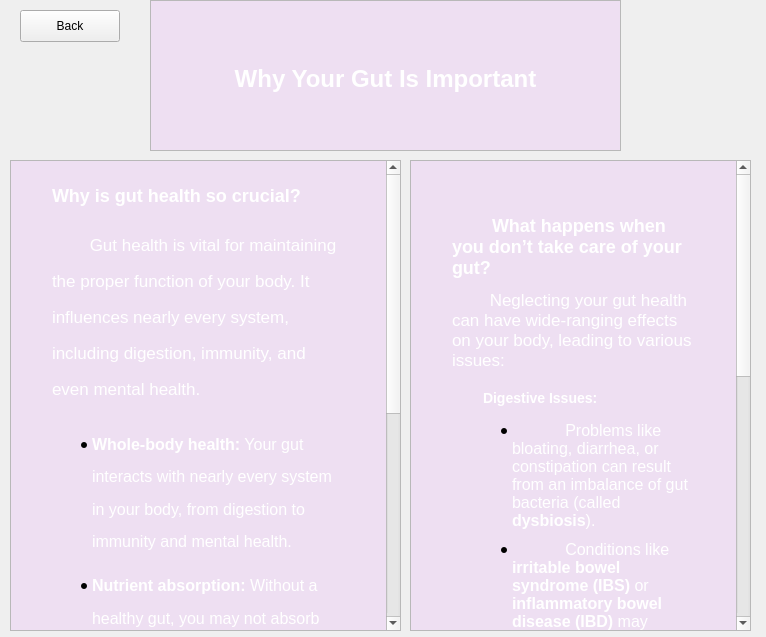
Qt form A8EduApp/whyguthealthwidget.ui (University-of-Utah-CS3505/a9-edu-app-f24-00Calvin00) before a commit.
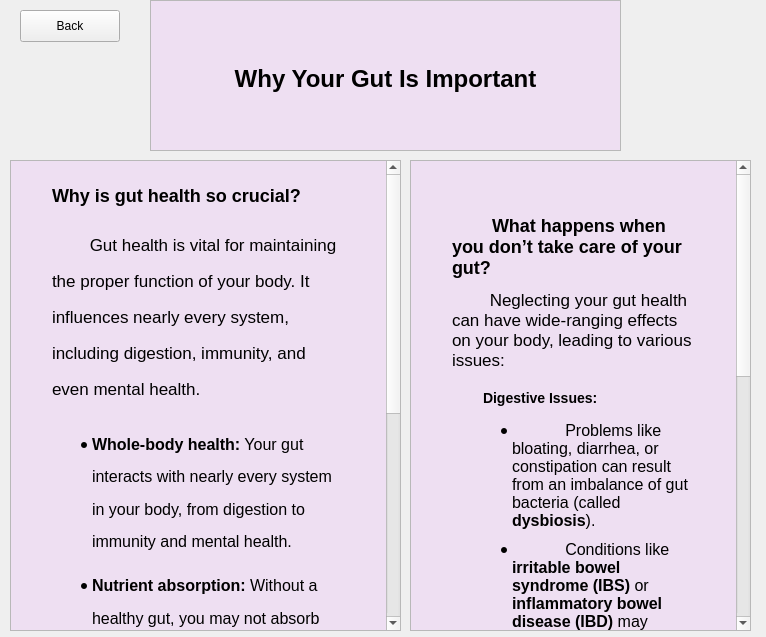
The same form after that commit.

Commit message: Changed font to black in teaching

```diff
--- a/A8EduApp/whyguthealthwidget.ui
+++ b/A8EduApp/whyguthealthwidget.ui
@@ -49,8 +49,8 @@
 li.unchecked::marker { content: &quot;\2610&quot;; }
 li.checked::marker { content: &quot;\2612&quot;; }
 &lt;/style&gt;&lt;/head&gt;&lt;body style=&quot; font-family:'Segoe UI'; font-size:9pt; font-weight:400; font-style:normal;&quot; bgcolor=&quot;#eedff2&quot;&gt;
-&lt;p style=&quot; margin-top:0px; margin-bottom:0px; margin-left:0px; margin-right:0px; -qt-block-indent:0; text-indent:0px;&quot;&gt;&lt;span style=&quot; font-family:'.AppleSystemUIFont'; font-size:13pt; color:#ffffff;&quot;&gt;    &lt;/span&gt;&lt;/p&gt;
-&lt;h1 align=&quot;center&quot; style=&quot; margin-top:40px; margin-bottom:30px; margin-left:37px; margin-right:37px; -qt-block-indent:0; text-indent:0px; line-height:180%;&quot;&gt;&lt;span style=&quot; font-family:'Times New Roman','Times','serif'; font-size:13pt; font-weight:700; color:#ffffff;&quot;&gt;Why Your Gut Is Important&lt;/span&gt;&lt;/h1&gt;&lt;/body&gt;&lt;/html&gt;</string>
+&lt;p style=&quot; margin-top:0px; margin-bottom:0px; margin-left:0px; margin-right:0px; -qt-block-indent:0; text-indent:0px;&quot;&gt;&lt;span style=&quot; font-family:'.AppleSystemUIFont'; font-size:13pt; color:#000000;&quot;&gt;    &lt;/span&gt;&lt;/p&gt;
+&lt;h1 align=&quot;center&quot; style=&quot; margin-top:40px; margin-bottom:30px; margin-left:37px; margin-right:37px; -qt-block-indent:0; text-indent:0px; line-height:180%;&quot;&gt;&lt;span style=&quot; font-family:'Times New Roman','Times','serif'; font-size:13pt; font-weight:700; color:#000000;&quot;&gt;Why Your Gut Is Important&lt;/span&gt;&lt;/h1&gt;&lt;/body&gt;&lt;/html&gt;</string>
    </property>
   </widget>
   <widget class="QTextBrowser" name="textBrowser_2">
@@ -73,14 +73,14 @@
 li.unchecked::marker { content: &quot;\2610&quot;; }
 li.checked::marker { content: &quot;\2612&quot;; }
 &lt;/style&gt;&lt;/head&gt;&lt;body style=&quot; font-family:'Segoe UI'; font-size:9pt; font-weight:400; font-style:normal;&quot; bgcolor=&quot;#eedff2&quot;&gt;
-&lt;p style=&quot; margin-top:0px; margin-bottom:0px; margin-left:0px; margin-right:0px; -qt-block-indent:0; text-indent:0px;&quot;&gt;&lt;span style=&quot; font-family:'.AppleSystemUIFont'; font-size:13pt; color:#ffffff;&quot;&gt;    &lt;/span&gt;&lt;/p&gt;
-&lt;h2 style=&quot; margin-top:0px; margin-bottom:12px; margin-left:37px; margin-right:37px; -qt-block-indent:0; text-indent:0px; line-height:180%;&quot;&gt;&lt;span style=&quot; font-family:'Times New Roman','Times','serif'; font-size:13pt; font-weight:700; color:#ffffff;&quot;&gt;Why is gut health so crucial?&lt;/span&gt;&lt;span style=&quot; font-family:'.AppleSystemUIFont'; font-size:13pt; font-weight:700; color:#ffffff;&quot;&gt;    &lt;/span&gt;&lt;/h2&gt;
-&lt;p style=&quot; margin-top:12px; margin-bottom:20px; margin-left:37px; margin-right:37px; -qt-block-indent:0; text-indent:0px; line-height:180%;&quot;&gt;&lt;span style=&quot; font-family:'Times New Roman','Times','serif'; font-size:13pt; color:#ffffff;&quot;&gt;        Gut health is vital for maintaining the proper function of your body. It influences nearly every system, including digestion, immunity, and even mental health.    &lt;/span&gt;&lt;span style=&quot; font-family:'.AppleSystemUIFont'; font-size:13pt; color:#ffffff;&quot;&gt;    &lt;/span&gt;&lt;/p&gt;
+&lt;p style=&quot; margin-top:0px; margin-bottom:0px; margin-left:0px; margin-right:0px; -qt-block-indent:0; text-indent:0px;&quot;&gt;&lt;span style=&quot; font-family:'.AppleSystemUIFont'; font-size:13pt; color:#000000;&quot;&gt;    &lt;/span&gt;&lt;/p&gt;
+&lt;h2 style=&quot; margin-top:0px; margin-bottom:12px; margin-left:37px; margin-right:37px; -qt-block-indent:0; text-indent:0px; line-height:180%;&quot;&gt;&lt;span style=&quot; font-family:'Times New Roman','Times','serif'; font-size:13pt; font-weight:700; color:#000000;&quot;&gt;Why is gut health so crucial?&lt;/span&gt;&lt;span style=&quot; font-family:'.AppleSystemUIFont'; font-size:13pt; font-weight:700; color:#000000;&quot;&gt;    &lt;/span&gt;&lt;/h2&gt;
+&lt;p style=&quot; margin-top:12px; margin-bottom:20px; margin-left:37px; margin-right:37px; -qt-block-indent:0; text-indent:0px; line-height:180%;&quot;&gt;&lt;span style=&quot; font-family:'Times New Roman','Times','serif'; font-size:13pt; color:#000000;&quot;&gt;        Gut health is vital for maintaining the proper function of your body. It influences nearly every system, including digestion, immunity, and even mental health.    &lt;/span&gt;&lt;span style=&quot; font-family:'.AppleSystemUIFont'; font-size:13pt; color:#ffffff;&quot;&gt;    &lt;/span&gt;&lt;/p&gt;
 &lt;ul style=&quot;margin-top: 0px; margin-bottom: 0px; margin-left: 0px; margin-right: 0px; -qt-list-indent: 1;&quot;&gt;
-&lt;li style=&quot; font-family:'Times New Roman','Times','serif'; font-size:13pt; color:#ffffff;&quot; style=&quot; margin-top:15px; margin-bottom:10px; margin-left:37px; margin-right:37px; -qt-block-indent:0; text-indent:0px; line-height:180%;&quot;&gt;&lt;span style=&quot; font-size:16px; font-weight:700;&quot;&gt;Whole-body health:&lt;/span&gt;&lt;span style=&quot; font-size:16px;&quot;&gt; Your gut interacts with nearly every system in your body, from digestion to immunity and mental health.&lt;/span&gt;&lt;span style=&quot; font-family:'.AppleSystemUIFont'; font-size:16px;&quot;&gt;        &lt;/span&gt;&lt;/li&gt;
-&lt;li style=&quot; font-family:'Times New Roman','Times','serif'; font-size:13pt; color:#ffffff;&quot; style=&quot; margin-top:0px; margin-bottom:10px; margin-left:37px; margin-right:37px; -qt-block-indent:0; text-indent:0px; line-height:180%;&quot;&gt;&lt;span style=&quot; font-size:16px; font-weight:700;&quot;&gt;Nutrient absorption:&lt;/span&gt;&lt;span style=&quot; font-size:16px;&quot;&gt; Without a healthy gut, you may not absorb essential nutrients properly, leading to deficiencies.&lt;/span&gt;&lt;span style=&quot; font-family:'.AppleSystemUIFont'; font-size:16px;&quot;&gt;        &lt;/span&gt;&lt;/li&gt;
-&lt;li style=&quot; font-family:'Times New Roman','Times','serif'; font-size:13pt; color:#ffffff;&quot; style=&quot; margin-top:0px; margin-bottom:10px; margin-left:37px; margin-right:37px; -qt-block-indent:0; text-indent:0px; line-height:180%;&quot;&gt;&lt;span style=&quot; font-size:16px; font-weight:700;&quot;&gt;Mental health:&lt;/span&gt;&lt;span style=&quot; font-size:16px;&quot;&gt; Your gut and brain communicate via the &lt;/span&gt;&lt;span style=&quot; font-size:16px; font-weight:700;&quot;&gt;gut-brain axis&lt;/span&gt;&lt;span style=&quot; font-size:16px;&quot;&gt;. Poor gut health can contribute to anxiety and depression.&lt;/span&gt;&lt;span style=&quot; font-family:'.AppleSystemUIFont'; font-size:16px;&quot;&gt;        &lt;/span&gt;&lt;/li&gt;
-&lt;li style=&quot; font-family:'Times New Roman','Times','serif'; font-size:13pt; color:#ffffff;&quot; style=&quot; margin-top:0px; margin-bottom:25px; margin-left:37px; margin-right:37px; -qt-block-indent:0; text-indent:0px; line-height:180%;&quot;&gt;&lt;span style=&quot; font-size:16px; font-weight:700;&quot;&gt;Immune defense:&lt;/span&gt;&lt;span style=&quot; font-size:16px;&quot;&gt; A healthy gut microbiome helps protect your body from infections and strengthens your immune system.&lt;/span&gt;&lt;span style=&quot; font-family:'.AppleSystemUIFont'; font-size:16px;&quot;&gt;    &lt;/span&gt;&lt;/li&gt;&lt;/ul&gt;&lt;/body&gt;&lt;/html&gt;</string>
+&lt;li style=&quot; font-family:'Times New Roman','Times','serif'; font-size:13pt; color:#000000;&quot; style=&quot; margin-top:15px; margin-bottom:10px; margin-left:37px; margin-right:37px; -qt-block-indent:0; text-indent:0px; line-height:180%;&quot;&gt;&lt;span style=&quot; font-size:16px; font-weight:700;&quot;&gt;Whole-body health:&lt;/span&gt;&lt;span style=&quot; font-size:16px;&quot;&gt; Your gut interacts with nearly every system in your body, from digestion to immunity and mental health.&lt;/span&gt;&lt;span style=&quot; font-family:'.AppleSystemUIFont'; font-size:16px;&quot;&gt;        &lt;/span&gt;&lt;/li&gt;
+&lt;li style=&quot; font-family:'Times New Roman','Times','serif'; font-size:13pt; color:#000000;&quot; style=&quot; margin-top:0px; margin-bottom:10px; margin-left:37px; margin-right:37px; -qt-block-indent:0; text-indent:0px; line-height:180%;&quot;&gt;&lt;span style=&quot; font-size:16px; font-weight:700;&quot;&gt;Nutrient absorption:&lt;/span&gt;&lt;span style=&quot; font-size:16px;&quot;&gt; Without a healthy gut, you may not absorb essential nutrients properly, leading to deficiencies.&lt;/span&gt;&lt;span style=&quot; font-family:'.AppleSystemUIFont'; font-size:16px;&quot;&gt;        &lt;/span&gt;&lt;/li&gt;
+&lt;li style=&quot; font-family:'Times New Roman','Times','serif'; font-size:13pt; color:#000000;&quot; style=&quot; margin-top:0px; margin-bottom:10px; margin-left:37px; margin-right:37px; -qt-block-indent:0; text-indent:0px; line-height:180%;&quot;&gt;&lt;span style=&quot; font-size:16px; font-weight:700;&quot;&gt;Mental health:&lt;/span&gt;&lt;span style=&quot; font-size:16px;&quot;&gt; Your gut and brain communicate via the &lt;/span&gt;&lt;span style=&quot; font-size:16px; font-weight:700;&quot;&gt;gut-brain axis&lt;/span&gt;&lt;span style=&quot; font-size:16px;&quot;&gt;. Poor gut health can contribute to anxiety and depression.&lt;/span&gt;&lt;span style=&quot; font-family:'.AppleSystemUIFont'; font-size:16px;&quot;&gt;        &lt;/span&gt;&lt;/li&gt;
+&lt;li style=&quot; font-family:'Times New Roman','Times','serif'; font-size:13pt; color:#000000;&quot; style=&quot; margin-top:0px; margin-bottom:25px; margin-left:37px; margin-right:37px; -qt-block-indent:0; text-indent:0px; line-height:180%;&quot;&gt;&lt;span style=&quot; font-size:16px; font-weight:700;&quot;&gt;Immune defense:&lt;/span&gt;&lt;span style=&quot; font-size:16px;&quot;&gt; A healthy gut microbiome helps protect your body from infections and strengthens your immune system.&lt;/span&gt;&lt;span style=&quot; font-family:'.AppleSystemUIFont'; font-size:16px;&quot;&gt;    &lt;/span&gt;&lt;/li&gt;&lt;/ul&gt;&lt;/body&gt;&lt;/html&gt;</string>
    </property>
   </widget>
   <widget class="QTextBrowser" name="textBrowser_3">
@@ -104,20 +104,20 @@
 li.checked::marker { content: &quot;\2612&quot;; }
 &lt;/style&gt;&lt;/head&gt;&lt;body style=&quot; font-family:'Segoe UI'; font-size:9pt; font-weight:400; font-style:normal;&quot; bgcolor=&quot;#eedff2&quot;&gt;
 &lt;p style=&quot; margin-top:0px; margin-bottom:0px; margin-left:0px; margin-right:0px; -qt-block-indent:0; text-indent:0px;&quot;&gt;&lt;span style=&quot; font-family:'.AppleSystemUIFont'; font-size:13pt;&quot;&gt;    &lt;/span&gt;&lt;/p&gt;
-&lt;h2 style=&quot; margin-top:30px; margin-bottom:12px; margin-left:37px; margin-right:37px; -qt-block-indent:0; text-indent:0px;&quot;&gt;&lt;span style=&quot; font-family:'.AppleSystemUIFont'; font-size:13pt; font-weight:700; color:#ffffff;&quot;&gt;        &lt;/span&gt;&lt;span style=&quot; font-family:'Times New Roman','Times','serif'; font-size:13pt; font-weight:700; color:#ffffff;&quot;&gt;What happens when you don’t take care of your gut?&lt;/span&gt;&lt;span style=&quot; font-family:'.AppleSystemUIFont'; font-size:13pt; font-weight:700; color:#ffffff;&quot;&gt;    &lt;/span&gt;&lt;span style=&quot; font-family:'.AppleSystemUIFont'; font-size:13pt; font-weight:700;&quot;&gt;    &lt;/span&gt;&lt;/h2&gt;
-&lt;p style=&quot; margin-top:12px; margin-bottom:20px; margin-left:37px; margin-right:37px; -qt-block-indent:0; text-indent:0px;&quot;&gt;&lt;span style=&quot; font-family:'.AppleSystemUIFont'; font-size:13pt; color:#ffffff;&quot;&gt;        &lt;/span&gt;&lt;span style=&quot; font-family:'Times New Roman','Times','serif'; font-size:13pt; color:#ffffff;&quot;&gt;Neglecting your gut health can have wide-ranging effects on your body, leading to various issues:&lt;/span&gt;&lt;span style=&quot; font-family:'.AppleSystemUIFont'; font-size:13pt; color:#ffffff;&quot;&gt;    &lt;/span&gt;&lt;span style=&quot; font-family:'.AppleSystemUIFont'; font-size:13pt;&quot;&gt;    &lt;/span&gt;&lt;/p&gt;
-&lt;h3 style=&quot; margin-top:14px; margin-bottom:12px; margin-left:37px; margin-right:37px; -qt-block-indent:0; text-indent:0px;&quot;&gt;&lt;span style=&quot; font-family:'.AppleSystemUIFont'; font-size:13pt; font-weight:700; color:#ffffff;&quot;&gt;        &lt;/span&gt;&lt;span style=&quot; font-family:'Times New Roman','Times','serif'; font-size:13pt; font-weight:700; color:#ffffff;&quot;&gt;Digestive Issues:&lt;/span&gt;&lt;span style=&quot; font-family:'.AppleSystemUIFont'; font-size:13pt; font-weight:700; color:#ffffff;&quot;&gt;    &lt;/span&gt;&lt;span style=&quot; font-family:'.AppleSystemUIFont'; font-size:13pt; font-weight:700;&quot;&gt;    &lt;/span&gt;&lt;/h3&gt;
+&lt;h2 style=&quot; margin-top:30px; margin-bottom:12px; margin-left:37px; margin-right:37px; -qt-block-indent:0; text-indent:0px;&quot;&gt;&lt;span style=&quot; font-family:'.AppleSystemUIFont'; font-size:13pt; font-weight:700; color:#000000;&quot;&gt;        &lt;/span&gt;&lt;span style=&quot; font-family:'Times New Roman','Times','serif'; font-size:13pt; font-weight:700; color:#000000;&quot;&gt;What happens when you don’t take care of your gut?&lt;/span&gt;&lt;span style=&quot; font-family:'.AppleSystemUIFont'; font-size:13pt; font-weight:700; color:#ffffff;&quot;&gt;    &lt;/span&gt;&lt;span style=&quot; font-family:'.AppleSystemUIFont'; font-size:13pt; font-weight:700;&quot;&gt;    &lt;/span&gt;&lt;/h2&gt;
+&lt;p style=&quot; margin-top:12px; margin-bottom:20px; margin-left:37px; margin-right:37px; -qt-block-indent:0; text-indent:0px;&quot;&gt;&lt;span style=&quot; font-family:'.AppleSystemUIFont'; font-size:13pt; color:#000000;&quot;&gt;        &lt;/span&gt;&lt;span style=&quot; font-family:'Times New Roman','Times','serif'; font-size:13pt; color:#000000;&quot;&gt;Neglecting your gut health can have wide-ranging effects on your body, leading to various issues:&lt;/span&gt;&lt;span style=&quot; font-family:'.AppleSystemUIFont'; font-size:13pt; color:#000000;&quot;&gt;    &lt;/span&gt;&lt;span style=&quot; font-family:'.AppleSystemUIFont'; font-size:13pt;&quot;&gt;    &lt;/span&gt;&lt;/p&gt;
+&lt;h3 style=&quot; margin-top:14px; margin-bottom:12px; margin-left:37px; margin-right:37px; -qt-block-indent:0; text-indent:0px;&quot;&gt;&lt;span style=&quot; font-family:'.AppleSystemUIFont'; font-size:13pt; font-weight:700; color:#000000;&quot;&gt;        &lt;/span&gt;&lt;span style=&quot; font-family:'Times New Roman','Times','serif'; font-size:13pt; font-weight:700; color:#000000;&quot;&gt;Digestive Issues:&lt;/span&gt;&lt;span style=&quot; font-family:'.AppleSystemUIFont'; font-size:13pt; font-weight:700; color:#000000;&quot;&gt;    &lt;/span&gt;&lt;span style=&quot; font-family:'.AppleSystemUIFont'; font-size:13pt; font-weight:700;&quot;&gt;    &lt;/span&gt;&lt;/h3&gt;
 &lt;ul style=&quot;margin-top: 0px; margin-bottom: 0px; margin-left: 0px; margin-right: 0px; -qt-list-indent: 1;&quot;&gt;
-&lt;li style=&quot; font-family:'Times New Roman','Times','serif'; font-size:13pt; color:#ffffff;&quot; style=&quot; margin-top:15px; margin-bottom:10px; margin-left:57px; margin-right:37px; -qt-block-indent:0; text-indent:0px;&quot;&gt;&lt;span style=&quot; font-size:16px;&quot;&gt;            Problems like bloating, diarrhea, or constipation can result from an imbalance of gut bacteria (called &lt;/span&gt;&lt;span style=&quot; font-size:16px; font-weight:700;&quot;&gt;dysbiosis&lt;/span&gt;&lt;span style=&quot; font-size:16px;&quot;&gt;).        &lt;/span&gt;&lt;span style=&quot; font-family:'.AppleSystemUIFont'; font-size:16px;&quot;&gt;        &lt;/span&gt;&lt;/li&gt;
-&lt;li style=&quot; font-family:'Times New Roman','Times','serif'; font-size:13pt; color:#ffffff;&quot; style=&quot; margin-top:0px; margin-bottom:25px; margin-left:57px; margin-right:37px; -qt-block-indent:0; text-indent:0px;&quot;&gt;&lt;span style=&quot; font-size:16px;&quot;&gt;            Conditions like &lt;/span&gt;&lt;span style=&quot; font-size:16px; font-weight:700;&quot;&gt;irritable bowel syndrome (IBS)&lt;/span&gt;&lt;span style=&quot; font-size:16px;&quot;&gt; or &lt;/span&gt;&lt;span style=&quot; font-size:16px; font-weight:700;&quot;&gt;inflammatory bowel disease (IBD)&lt;/span&gt;&lt;span style=&quot; font-size:16px;&quot;&gt; may worsen with poor gut health.        &lt;/span&gt;&lt;span style=&quot; font-family:'.AppleSystemUIFont'; font-size:16px;&quot;&gt;        &lt;/span&gt;&lt;/li&gt;&lt;/ul&gt;
-&lt;h3 style=&quot; margin-top:14px; margin-bottom:12px; margin-left:37px; margin-right:37px; -qt-block-indent:0; text-indent:0px;&quot;&gt;&lt;span style=&quot; font-family:'.AppleSystemUIFont'; font-size:13pt; font-weight:700; color:#ffffff;&quot;&gt;        &lt;/span&gt;&lt;span style=&quot; font-family:'Times New Roman','Times','serif'; font-size:13pt; font-weight:700; color:#ffffff;&quot;&gt;Chronic Diseases:&lt;/span&gt;&lt;span style=&quot; font-family:'.AppleSystemUIFont'; font-size:13pt; font-weight:700; color:#ffffff;&quot;&gt;    &lt;/span&gt;&lt;span style=&quot; font-family:'.AppleSystemUIFont'; font-size:13pt; font-weight:700;&quot;&gt;    &lt;/span&gt;&lt;/h3&gt;
+&lt;li style=&quot; font-family:'Times New Roman','Times','serif'; font-size:13pt; color:#000000;&quot; style=&quot; margin-top:15px; margin-bottom:10px; margin-left:57px; margin-right:37px; -qt-block-indent:0; text-indent:0px;&quot;&gt;&lt;span style=&quot; font-size:16px;&quot;&gt;            Problems like bloating, diarrhea, or constipation can result from an imbalance of gut bacteria (called &lt;/span&gt;&lt;span style=&quot; font-size:16px; font-weight:700;&quot;&gt;dysbiosis&lt;/span&gt;&lt;span style=&quot; font-size:16px;&quot;&gt;).        &lt;/span&gt;&lt;span style=&quot; font-family:'.AppleSystemUIFont'; font-size:16px;&quot;&gt;        &lt;/span&gt;&lt;/li&gt;
+&lt;li style=&quot; font-family:'Times New Roman','Times','serif'; font-size:13pt; color:#000000;&quot; style=&quot; margin-top:0px; margin-bottom:25px; margin-left:57px; margin-right:37px; -qt-block-indent:0; text-indent:0px;&quot;&gt;&lt;span style=&quot; font-size:16px;&quot;&gt;            Conditions like &lt;/span&gt;&lt;span style=&quot; font-size:16px; font-weight:700;&quot;&gt;irritable bowel syndrome (IBS)&lt;/span&gt;&lt;span style=&quot; font-size:16px;&quot;&gt; or &lt;/span&gt;&lt;span style=&quot; font-size:16px; font-weight:700;&quot;&gt;inflammatory bowel disease (IBD)&lt;/span&gt;&lt;span style=&quot; font-size:16px;&quot;&gt; may worsen with poor gut health.        &lt;/span&gt;&lt;span style=&quot; font-family:'.AppleSystemUIFont'; font-size:16px;&quot;&gt;        &lt;/span&gt;&lt;/li&gt;&lt;/ul&gt;
+&lt;h3 style=&quot; margin-top:14px; margin-bottom:12px; margin-left:37px; margin-right:37px; -qt-block-indent:0; text-indent:0px;&quot;&gt;&lt;span style=&quot; font-family:'.AppleSystemUIFont'; font-size:13pt; font-weight:700; color:#000000;&quot;&gt;        &lt;/span&gt;&lt;span style=&quot; font-family:'Times New Roman','Times','serif'; font-size:13pt; font-weight:700; color:#000000;&quot;&gt;Chronic Diseases:&lt;/span&gt;&lt;span style=&quot; font-family:'.AppleSystemUIFont'; font-size:13pt; font-weight:700; color:#000000;&quot;&gt;    &lt;/span&gt;&lt;span style=&quot; font-family:'.AppleSystemUIFont'; font-size:13pt; font-weight:700;&quot;&gt;    &lt;/span&gt;&lt;/h3&gt;
 &lt;ul style=&quot;margin-top: 0px; margin-bottom: 0px; margin-left: 0px; margin-right: 0px; -qt-list-indent: 1;&quot;&gt;
-&lt;li style=&quot; font-family:'Times New Roman','Times','serif'; font-size:13pt; color:#ffffff;&quot; style=&quot; margin-top:15px; margin-bottom:10px; margin-left:57px; margin-right:37px; -qt-block-indent:0; text-indent:0px;&quot;&gt;&lt;span style=&quot; font-size:16px;&quot;&gt;            &lt;/span&gt;&lt;span style=&quot; font-size:16px; font-weight:700;&quot;&gt;Dysbiosis&lt;/span&gt;&lt;span style=&quot; font-size:16px;&quot;&gt; has been linked to autoimmune diseases, such as rheumatoid arthritis, and heart disease.        &lt;/span&gt;&lt;span style=&quot; font-family:'.AppleSystemUIFont'; font-size:16px;&quot;&gt;        &lt;/span&gt;&lt;/li&gt;
-&lt;li style=&quot; font-family:'Times New Roman','Times','serif'; font-size:13pt; color:#ffffff;&quot; style=&quot; margin-top:0px; margin-bottom:25px; margin-left:57px; margin-right:37px; -qt-block-indent:0; text-indent:0px;&quot;&gt;&lt;span style=&quot; font-size:16px;&quot;&gt;            Certain gut bacteria produce harmful chemicals like &lt;/span&gt;&lt;span style=&quot; font-size:16px; font-weight:700;&quot;&gt;TMAO&lt;/span&gt;&lt;span style=&quot; font-size:16px;&quot;&gt;, which can cause cholesterol to build up in your arteries, leading to heart disease.        &lt;/span&gt;&lt;span style=&quot; font-family:'.AppleSystemUIFont'; font-size:16px;&quot;&gt;        &lt;/span&gt;&lt;/li&gt;&lt;/ul&gt;
-&lt;h3 style=&quot; margin-top:14px; margin-bottom:12px; margin-left:37px; margin-right:37px; -qt-block-indent:0; text-indent:0px;&quot;&gt;&lt;span style=&quot; font-family:'.AppleSystemUIFont'; font-size:13pt; font-weight:700; color:#ffffff;&quot;&gt;        &lt;/span&gt;&lt;span style=&quot; font-family:'Times New Roman','Times','serif'; font-size:13pt; font-weight:700; color:#ffffff;&quot;&gt;Weakened Immunity:&lt;/span&gt;&lt;span style=&quot; font-family:'.AppleSystemUIFont'; font-size:13pt; font-weight:700; color:#ffffff;&quot;&gt;    &lt;/span&gt;&lt;span style=&quot; font-family:'.AppleSystemUIFont'; font-size:13pt; font-weight:700;&quot;&gt;    &lt;/span&gt;&lt;/h3&gt;
+&lt;li style=&quot; font-family:'Times New Roman','Times','serif'; font-size:13pt; color:#000000;&quot; style=&quot; margin-top:15px; margin-bottom:10px; margin-left:57px; margin-right:37px; -qt-block-indent:0; text-indent:0px;&quot;&gt;&lt;span style=&quot; font-size:16px;&quot;&gt;            &lt;/span&gt;&lt;span style=&quot; font-size:16px; font-weight:700;&quot;&gt;Dysbiosis&lt;/span&gt;&lt;span style=&quot; font-size:16px;&quot;&gt; has been linked to autoimmune diseases, such as rheumatoid arthritis, and heart disease.        &lt;/span&gt;&lt;span style=&quot; font-family:'.AppleSystemUIFont'; font-size:16px;&quot;&gt;        &lt;/span&gt;&lt;/li&gt;
+&lt;li style=&quot; font-family:'Times New Roman','Times','serif'; font-size:13pt; color:#000000;&quot; style=&quot; margin-top:0px; margin-bottom:25px; margin-left:57px; margin-right:37px; -qt-block-indent:0; text-indent:0px;&quot;&gt;&lt;span style=&quot; font-size:16px;&quot;&gt;            Certain gut bacteria produce harmful chemicals like &lt;/span&gt;&lt;span style=&quot; font-size:16px; font-weight:700;&quot;&gt;TMAO&lt;/span&gt;&lt;span style=&quot; font-size:16px;&quot;&gt;, which can cause cholesterol to build up in your arteries, leading to heart disease.        &lt;/span&gt;&lt;span style=&quot; font-family:'.AppleSystemUIFont'; font-size:16px;&quot;&gt;        &lt;/span&gt;&lt;/li&gt;&lt;/ul&gt;
+&lt;h3 style=&quot; margin-top:14px; margin-bottom:12px; margin-left:37px; margin-right:37px; -qt-block-indent:0; text-indent:0px;&quot;&gt;&lt;span style=&quot; font-family:'.AppleSystemUIFont'; font-size:13pt; font-weight:700; color:#000000;&quot;&gt;        &lt;/span&gt;&lt;span style=&quot; font-family:'Times New Roman','Times','serif'; font-size:13pt; font-weight:700; color:#000000;&quot;&gt;Weakened Immunity:&lt;/span&gt;&lt;span style=&quot; font-family:'.AppleSystemUIFont'; font-size:13pt; font-weight:700; color:#000000;&quot;&gt;    &lt;/span&gt;&lt;span style=&quot; font-family:'.AppleSystemUIFont'; font-size:13pt; font-weight:700;&quot;&gt;    &lt;/span&gt;&lt;/h3&gt;
 &lt;ul style=&quot;margin-top: 0px; margin-bottom: 0px; margin-left: 0px; margin-right: 0px; -qt-list-indent: 1;&quot;&gt;
-&lt;li style=&quot; font-family:'Times New Roman','Times','serif'; font-size:13pt; color:#ffffff;&quot; style=&quot; margin-top:15px; margin-bottom:10px; margin-left:57px; margin-right:37px; -qt-block-indent:0; text-indent:0px;&quot;&gt;&lt;span style=&quot; font-size:16px;&quot;&gt;            Without good bacteria, your gut’s ability to fight harmful pathogens is reduced.        &lt;/span&gt;&lt;span style=&quot; font-family:'.AppleSystemUIFont'; font-size:16px;&quot;&gt;        &lt;/span&gt;&lt;/li&gt;
-&lt;li style=&quot; font-family:'Times New Roman','Times','serif'; font-size:13pt; color:#ffffff;&quot; style=&quot; margin-top:0px; margin-bottom:25px; margin-left:57px; margin-right:37px; -qt-block-indent:0; text-indent:0px;&quot;&gt;&lt;span style=&quot; font-size:16px;&quot;&gt;            Infections or even systemic illnesses may result if the gut barrier is compromised.        &lt;/span&gt;&lt;span style=&quot; font-family:'.AppleSystemUIFont'; font-size:16px;&quot;&gt;    &lt;/span&gt;&lt;/li&gt;&lt;/ul&gt;&lt;/body&gt;&lt;/html&gt;</string>
+&lt;li style=&quot; font-family:'Times New Roman','Times','serif'; font-size:13pt; color:#000000;&quot; style=&quot; margin-top:15px; margin-bottom:10px; margin-left:57px; margin-right:37px; -qt-block-indent:0; text-indent:0px;&quot;&gt;&lt;span style=&quot; font-size:16px;&quot;&gt;            Without good bacteria, your gut’s ability to fight harmful pathogens is reduced.        &lt;/span&gt;&lt;span style=&quot; font-family:'.AppleSystemUIFont'; font-size:16px;&quot;&gt;        &lt;/span&gt;&lt;/li&gt;
+&lt;li style=&quot; font-family:'Times New Roman','Times','serif'; font-size:13pt; color:#000000;&quot; style=&quot; margin-top:0px; margin-bottom:25px; margin-left:57px; margin-right:37px; -qt-block-indent:0; text-indent:0px;&quot;&gt;&lt;span style=&quot; font-size:16px;&quot;&gt;            Infections or even systemic illnesses may result if the gut barrier is compromised.        &lt;/span&gt;&lt;span style=&quot; font-family:'.AppleSystemUIFont'; font-size:16px;&quot;&gt;    &lt;/span&gt;&lt;/li&gt;&lt;/ul&gt;&lt;/body&gt;&lt;/html&gt;</string>
    </property>
   </widget>
  </widget>
```
The commit also changes 2 other files.
